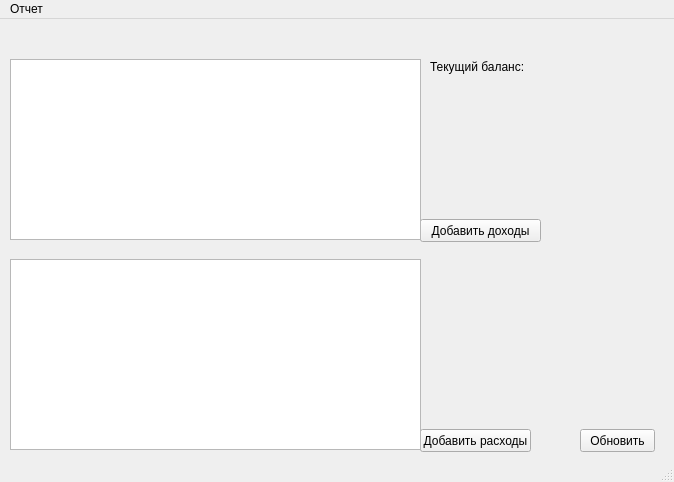
Above: mainwindow.ui from VSemikoz/manager before the change. Below: the same form after it.
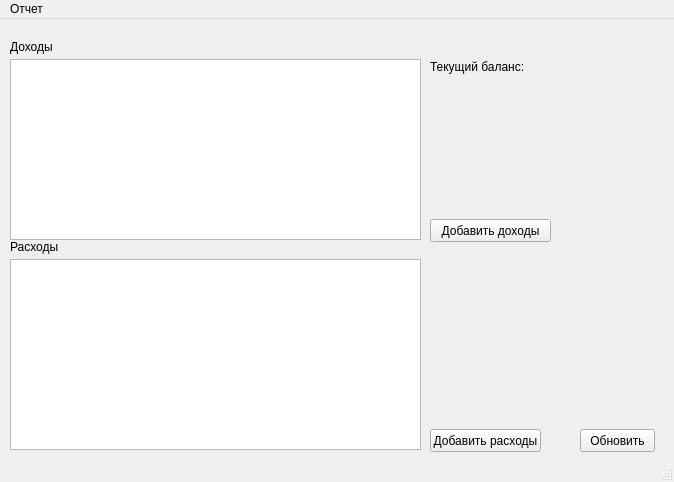
That is the form after the change.

```diff
--- a/mainwindow.ui
+++ b/mainwindow.ui
@@ -29,7 +29,7 @@
    <widget class="QPushButton" name="pushButton_2">
     <property name="geometry">
      <rect>
-      <x>420</x>
+      <x>430</x>
       <y>410</y>
       <width>111</width>
       <height>23</height>
@@ -42,7 +42,7 @@
    <widget class="QPushButton" name="pushButton">
     <property name="geometry">
      <rect>
-      <x>420</x>
+      <x>430</x>
       <y>200</y>
       <width>121</width>
       <height>23</height>
@@ -98,6 +98,32 @@
      <string>Текущий баланс:</string>
     </property>
    </widget>
+   <widget class="QLabel" name="incomeLabel">
+    <property name="geometry">
+     <rect>
+      <x>10</x>
+      <y>20</y>
+      <width>281</width>
+      <height>16</height>
+     </rect>
+    </property>
+    <property name="text">
+     <string>Доходы</string>
+    </property>
+   </widget>
+   <widget class="QLabel" name="spendingLabel">
+    <property name="geometry">
+     <rect>
+      <x>10</x>
+      <y>220</y>
+      <width>211</width>
+      <height>16</height>
+     </rect>
+    </property>
+    <property name="text">
+     <string>Расходы</string>
+    </property>
+   </widget>
   </widget>
   <widget class="QMenuBar" name="menubar">
    <property name="geometry">
```
Left out of the diff: 26 changed lines with no effect on the pictures.
